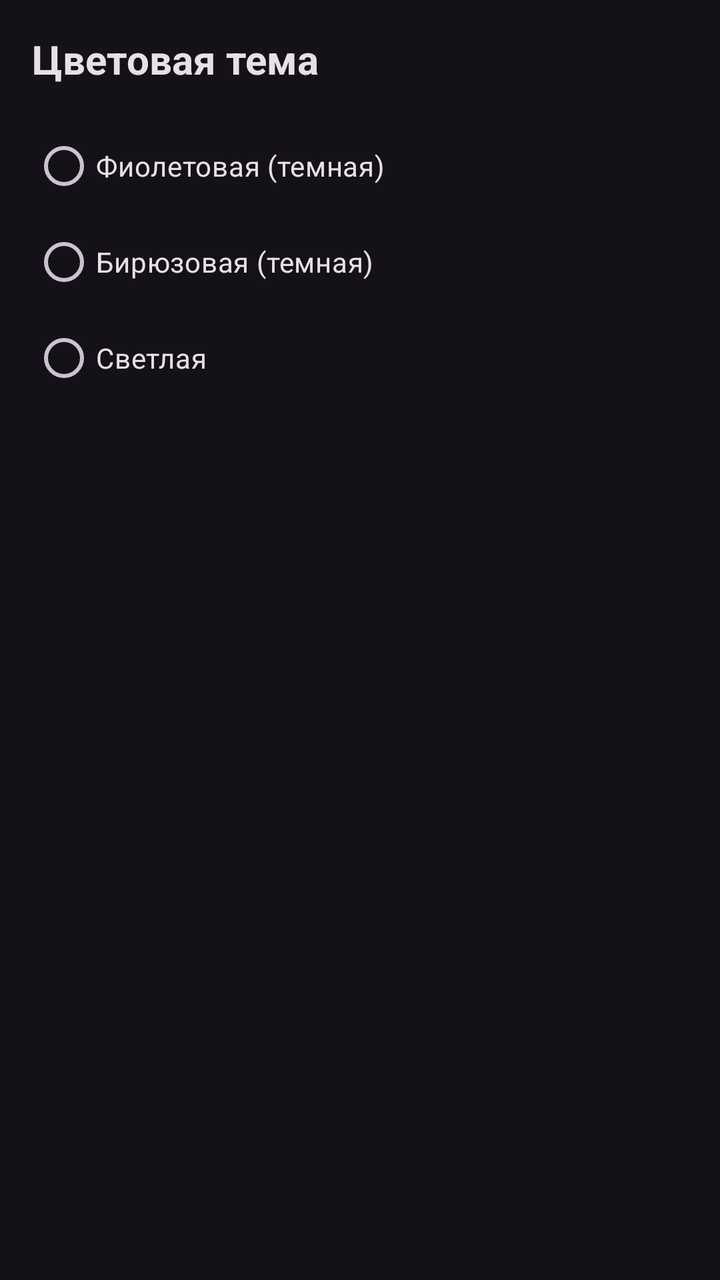
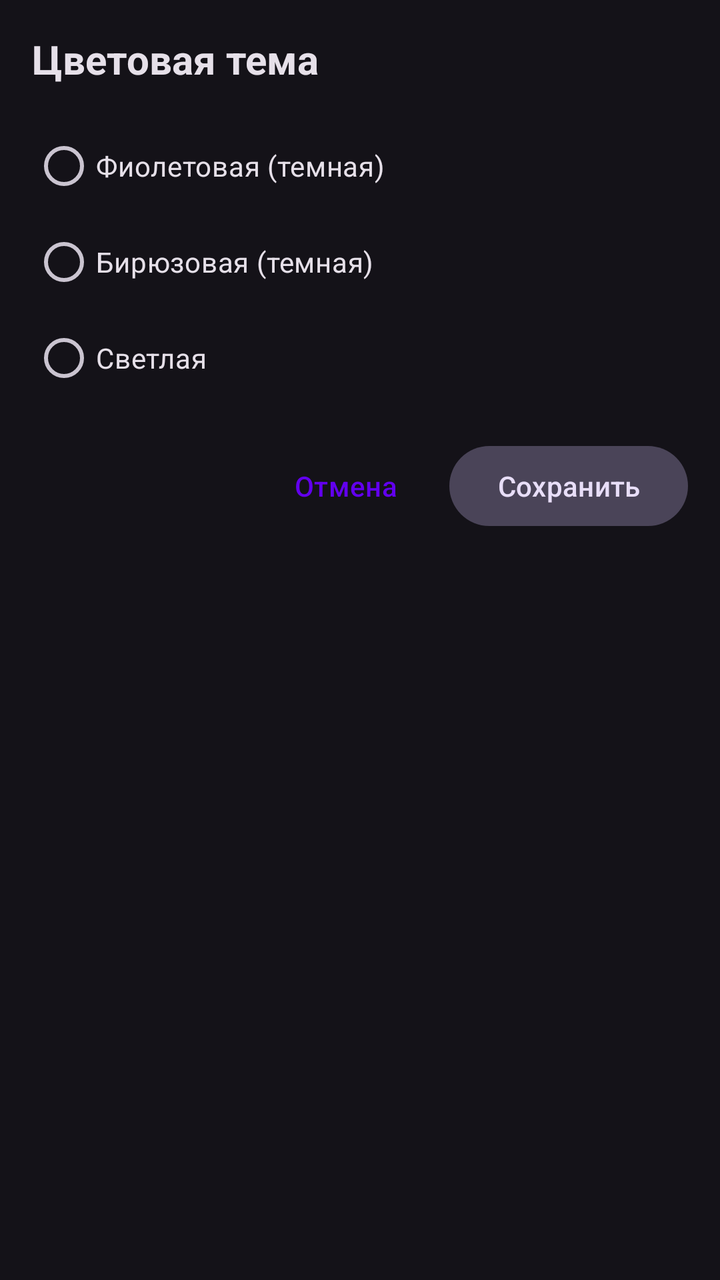

Screens rendered from an Android XML layout before and after an edit, with the pre-edit source and the edit as a unified diff.
<!-- AndroidManifest.xml: application theme Theme.TelegramNewsReader -->
<!-- res/layout/dialog_color_theme.xml -->
<?xml version="1.0" encoding="utf-8"?>
<LinearLayout xmlns:android="http://schemas.android.com/apk/res/android"
    android:layout_width="match_parent"
    android:layout_height="wrap_content"
    android:orientation="vertical"
    android:padding="16dp">

    <TextView
        android:layout_width="wrap_content"
        android:layout_height="wrap_content"
        android:text="Цветовая тема"
        android:textSize="20sp"
        android:textStyle="bold"
        android:layout_marginBottom="16dp"
        android:textColor="?attr/colorOnSurface" />

    <RadioGroup
        android:id="@+id/rg_color_theme"
        android:layout_width="match_parent"
        android:layout_height="wrap_content"
        android:orientation="vertical"
        android:layout_marginBottom="16dp">

        <RadioButton
            android:id="@+id/rb_theme_purple"
            android:layout_width="wrap_content"
            android:layout_height="wrap_content"
            android:text="Фиолетовая (темная)" />

        <RadioButton
            android:id="@+id/rb_theme_teal"
            android:layout_width="wrap_content"
            android:layout_height="wrap_content"
            android:text="Бирюзовая (темная)" />

        <RadioButton
            android:id="@+id/rb_theme_light"
            android:layout_width="wrap_content"
            android:layout_height="wrap_content"
            android:text="Светлая" />

    </RadioGroup>

</LinearLayout>
<!-- resources referenced by this layout -->
<resources>
  <style name="Theme.TelegramNewsReader" parent="Theme.TelegramNewsReader.Purple" />
  <style name="Theme.TelegramNewsReader.Purple" parent="Theme.Material3.Dark.NoActionBar">
          <item name="colorPrimary">@color/purple_500</item>
          <item name="colorPrimaryVariant">@color/purple_700</item>
          <item name="colorOnPrimary">@color/white</item>
          <item name="android:statusBarColor">?attr/colorPrimaryVariant</item>
          <item name="actionBarStyle">@style/CustomActionBarStyle</item>
      </style>
  <color name="purple_500">#FF6200EE</color>
  <color name="purple_700">#FF3700B3</color>
  <color name="white">#FFFFFFFF</color>
  <style name="CustomActionBarStyle" parent="Widget.Material3.ActionBar.Solid">
          <item name="titleTextStyle">@style/CustomActionBarTitle</item>
          <item name="android:titleTextStyle">@style/CustomActionBarTitle</item>
      </style>
  <style name="CustomActionBarTitle" parent="TextAppearance.Material3.ActionBar.Title">
          <item name="android:textSize">18sp</item>
          <item name="android:textStyle">bold</item>
          <item name="android:textColor">@color/white</item>
          <item name="android:gravity">center</item>
          <item name="android:layout_gravity">center</item>
      </style>
</resources>

<!-- the commit's change to res/layout/dialog_color_theme.xml (unified diff, before → after) -->
@@ -41,4 +41,27 @@
 
     </RadioGroup>
 
+    <LinearLayout
+        android:layout_width="match_parent"
+        android:layout_height="wrap_content"
+        android:orientation="horizontal"
+        android:gravity="end">
+
+        <Button
+            android:id="@+id/btn_cancel_theme"
+            style="@style/Widget.Material3.Button.TextButton"
+            android:layout_width="wrap_content"
+            android:layout_height="wrap_content"
+            android:text="Отмена" />
+
+        <Button
+            android:id="@+id/btn_save_theme"
+            style="@style/Widget.Material3.Button.TonalButton"
+            android:layout_width="wrap_content"
+            android:layout_height="wrap_content"
+            android:text="Сохранить"
+            android:layout_marginStart="8dp" />
+
+    </LinearLayout>
+
 </LinearLayout>
